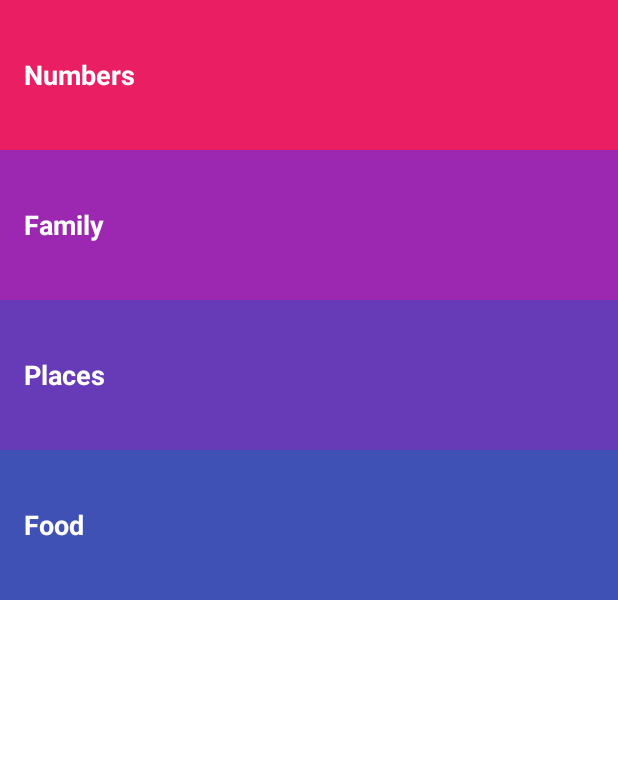
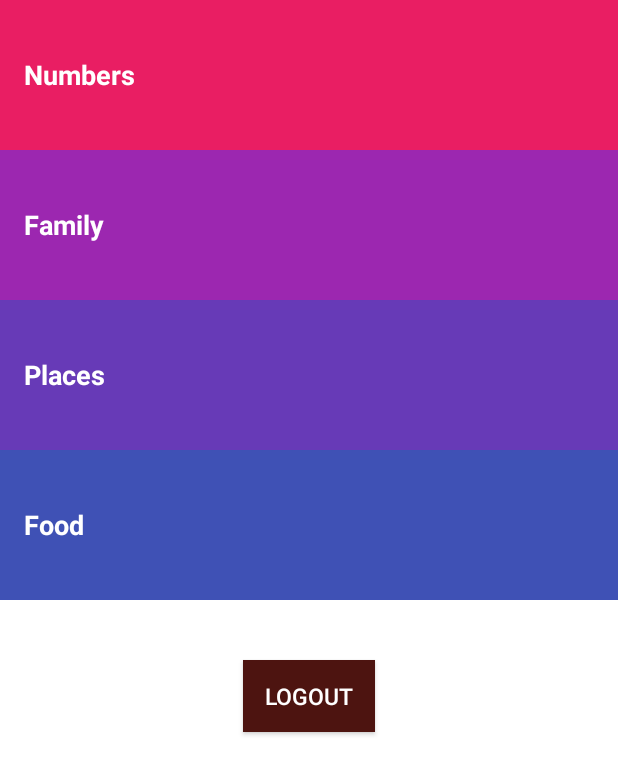
Before and after one commit to AndrewScalise/MyNihongo, an Android app: the layout activity_main.xml on its own in the app's theme, with its tools: preview values and no code run, on a phone screen of 412 x 824 dp. Shown: the top 775 px of the screen. Run offline under Robolectric (Android 15) with nearby library versions, the phone set to English and light mode, and no system bars.

Commit message:
Working project

```diff
--- a/app/build.gradle
+++ b/app/build.gradle
@@ -6,7 +6,7 @@ android {
     defaultConfig {
         applicationId "com.skuhleesi.mynihongo"
         minSdkVersion 15
-        targetSdkVersion 25
+        targetSdkVersion 24
         versionCode 1
         versionName "1.0"
         testInstrumentationRunner "android.support.test.runner.AndroidJUnitRunner"
--- a/app/src/main/AndroidManifest.xml
+++ b/app/src/main/AndroidManifest.xml
@@ -5,6 +5,7 @@
     <uses-permission android:name="android.permission.INTERNET"/>
 
     <application
+        android:name="com.skuhleesi.mynihongo.AppController"
         android:allowBackup="true"
         android:icon="@mipmap/ic_launcher"
         android:label="@string/app_name"
@@ -17,8 +18,8 @@
                 <category android:name="android.intent.category.LAUNCHER"/>
             </intent-filter>
         </activity>
-        <activity android:name=".MainActivity"/>
-        <activity android:name=".RegisterActivity"/>
+        <activity android:name=".MainActivity"></activity>
+        <activity android:name=".RegisterActivity"></activity>
         <activity
             android:name=".NumbersActivity"
             android:label="@string/category_numbers"
--- a/app/src/main/java/com/skuhleesi/mynihongo/LoginActivity.java
+++ b/app/src/main/java/com/skuhleesi/mynihongo/LoginActivity.java
@@ -20,8 +20,8 @@ import org.json.JSONObject;
 
 import java.util.HashMap;
 import java.util.Map;
+
 public class LoginActivity extends Activity {
-
     private static final String TAG = RegisterActivity.class.getSimpleName();
     private Button btnLogin;
     private Button btnLinkToRegister;
--- a/app/src/main/res/layout/activity_main.xml
+++ b/app/src/main/res/layout/activity_main.xml
@@ -5,9 +5,9 @@
     xmlns:tools="http://schemas.android.com/tools"
     android:layout_width="match_parent"
     android:layout_height="match_parent"
+    tools:context="${relativePackage}.${activityClass}"
     android:background="@color/white_background"
-    android:orientation="vertical"
-    tools:context="com.skuhleesi.mynihongo.MainActivity">
+    android:orientation="vertical">
 
     <!-- Numbers category -->
     <FrameLayout
@@ -57,5 +57,17 @@
             android:text="@string/category_food"/>
     </FrameLayout>
 
+    <Button
+        android:id="@+id/btnLogout"
+        android:layout_width="wrap_content"
+        android:layout_height="wrap_content"
+        android:layout_marginTop="40dip"
+        android:background="@color/btn_logut_bg"
+        android:text="@string/btn_logout"
+        android:textAllCaps="false"
+        android:textColor="@color/white"
+        android:layout_gravity="center_horizontal"
+        android:textSize="15dp" />
+
 
 </LinearLayout>
--- a/app/src/main/res/values/colors.xml
+++ b/app/src/main/res/values/colors.xml
@@ -36,5 +36,5 @@
     <color name="btn_login">#26ae90</color>
     <color name="btn_login_bg">#eceef1</color>
     <color name="lbl_name">#333333</color>
-    <color name="btn_logut_bg">#ff6861</color>
+    <color name="btn_logut_bg">#4D1410</color>
 </resources>
```
Also changed, not shown: app/src/main/java/com/skuhleesi/mynihongo/MainActivity.java (+44 -0 lines).
